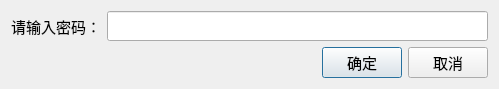
Qt form DTS/DTS.Widget/DialogConfirm.ui (radtek/DTS_JH) before a commit.
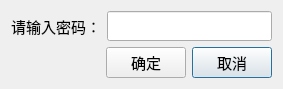
The same form after that commit.

Diff of the .ui file:
```diff
--- a/DTS/DTS.Widget/DialogConfirm.ui
+++ b/DTS/DTS.Widget/DialogConfirm.ui
@@ -6,8 +6,8 @@
    <rect>
     <x>0</x>
     <y>0</y>
-    <width>499</width>
-    <height>87</height>
+    <width>283</width>
+    <height>82</height>
    </rect>
   </property>
   <property name="font">
@@ -30,7 +30,11 @@
       </widget>
      </item>
      <item>
-      <widget class="QLineEdit" name="editPassword"/>
+      <widget class="QLineEdit" name="editPassword">
+       <property name="echoMode">
+        <enum>QLineEdit::Password</enum>
+       </property>
+      </widget>
      </item>
     </layout>
    </item>
@@ -54,9 +58,6 @@
        <property name="text">
         <string>确定</string>
        </property>
-       <property name="default">
-        <bool>true</bool>
-       </property>
       </widget>
      </item>
      <item>
@@ -64,6 +65,9 @@
        <property name="text">
         <string>取消</string>
        </property>
+       <property name="default">
+        <bool>true</bool>
+       </property>
       </widget>
      </item>
     </layout>
```
